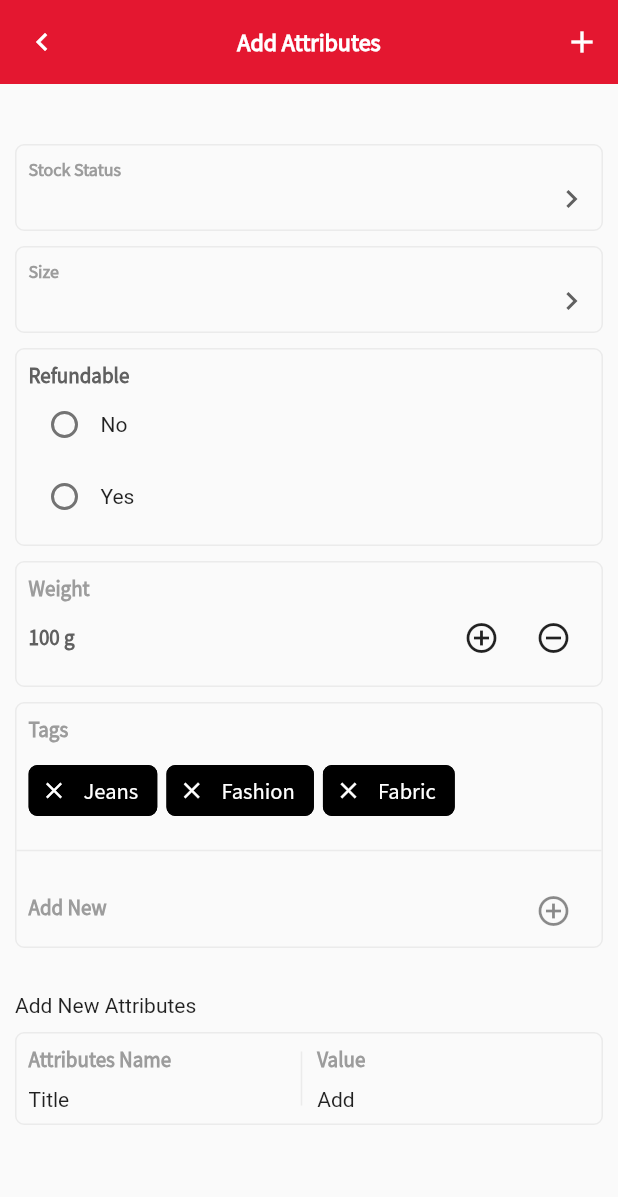
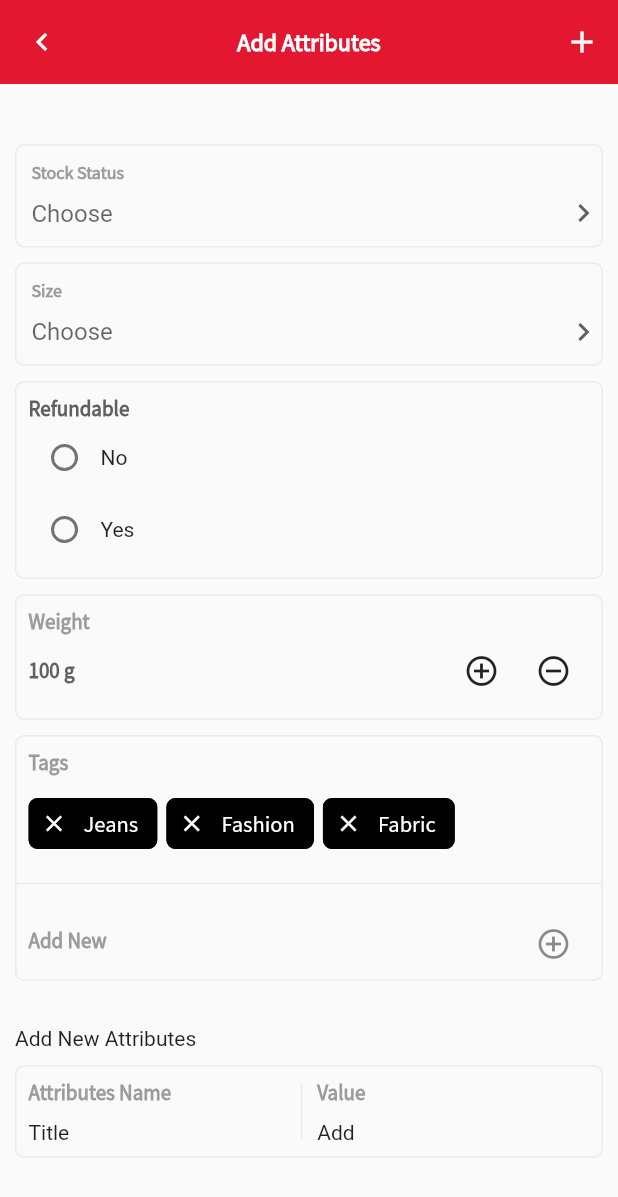
Before and after one commit to KartikJabreba/Qwikly, a Flutter app: the screen it shows after launch, after a tap on "+ Add New", on a phone screen of 412 x 824 dp. Shown: the top 1197 px of the screen. Run offline on Flutter 3.47's test engine with Material 2 defaults, Android fonts, the light colour scheme and no system bars; our stand-ins replace image_picker.

Commit message:
fixed dropdown and textfield issues

```diff
--- a/lib/screens/addAtributes.dart
+++ b/lib/screens/addAtributes.dart
@@ -34,7 +34,8 @@ class _AddAttributesState extends State<AddAttributes> {
   Widget dropDownItems(
       String hinText, List<String> _listData, AttributesProvider data) {
     return Container(
-      padding: EdgeInsets.all(8),
+      height: 69,
+      padding: EdgeInsets.only(left: 10, top: 10, bottom: 0, right: 0),
       decoration: BoxDecoration(
           border: Border.all(
             color: AppColors.BORDER_COLOR,
@@ -51,7 +52,7 @@ class _AddAttributesState extends State<AddAttributes> {
                 fontWeight: FontWeight.bold),
           ),
           Container(
-            height: 25,
+            height: 40,
             child: DropdownButtonFormField<String>(
               icon: Icon(
                 Icons.chevron_right,
@@ -226,7 +227,7 @@ class _AddAttributesState extends State<AddAttributes> {
             actions: [
               Align(
                 alignment: Alignment.center,
-                child:IconButton(onPressed: () {}, icon: Icon(Icons.add)),
+                child: IconButton(onPressed: () {}, icon: Icon(Icons.add)),
               )
             ]),
         body: SingleChildScrollView(
@@ -235,8 +236,6 @@ class _AddAttributesState extends State<AddAttributes> {
             child: Column(
               crossAxisAlignment: CrossAxisAlignment.start,
               children: [
-
-
                 dropDownItems('Stock Status', _categories, data),
                 SizedBox(
                   height: 10,
--- a/lib/screens/sellScreen.dart
+++ b/lib/screens/sellScreen.dart
@@ -32,7 +32,9 @@ class _SellScreenState extends State<SellScreen> {
 
   Widget dropDownItems(String hinText, List<String> _listData) {
     return Container(
-      padding: EdgeInsets.only(left: 10, top: 10,bottom: 10,right:10),
+      height: 69,
+      // width: 200,
+      padding: EdgeInsets.only(left: 10, top: 10, bottom: 0, right: 0),
       decoration: BoxDecoration(
           border: Border.all(
             color: AppColors.BORDER_COLOR,
@@ -49,8 +51,9 @@ class _SellScreenState extends State<SellScreen> {
                 fontWeight: FontWeight.bold),
           ),
           Container(
-            height:25,
+            height: 25,
             child: DropdownButtonFormField(
+              isExpanded: true,
               icon: Icon(
                 Icons.chevron_right,
                 color: AppColors.TEXTCOLOR,
@@ -85,7 +88,8 @@ class _SellScreenState extends State<SellScreen> {
 
   Widget textInputPanel(String hintext) {
     return Container(
-      padding: EdgeInsets.only(left: 8, top: 8),
+      // margin: EdgeInsets.only(bottom: 6, top: 6),
+      padding: EdgeInsets.only(left: 6, top: 6),
       decoration: BoxDecoration(
           border: Border.all(
             color: AppColors.BORDER_COLOR,
@@ -93,6 +97,7 @@ class _SellScreenState extends State<SellScreen> {
           borderRadius: BorderRadius.circular(6)),
       child: Column(
         crossAxisAlignment: CrossAxisAlignment.start,
+        //mainAxisAlignment: MainAxisAlignment.start,
         children: [
           Text(
             hintext,
@@ -103,6 +108,7 @@ class _SellScreenState extends State<SellScreen> {
           ),
           TextFormField(
             decoration: InputDecoration(
+              isDense: true,
               border: InputBorder.none,
             ),
           ),
@@ -129,6 +135,7 @@ class _SellScreenState extends State<SellScreen> {
 
   Widget addAttributeWidget(String hintext) {
     return Container(
+      // margin: EdgeInsets.only(bottom: 6, top: 6),
       padding: EdgeInsets.all(8),
       decoration: BoxDecoration(
           border: Border.all(
@@ -160,22 +167,20 @@ class _SellScreenState extends State<SellScreen> {
     return Consumer<AttributesProvider>(builder: (context, data, child) {
       return Scaffold(
         appBar: AppBar(
-
             centerTitle: true,
-        backgroundColor:AppColors.HEADER_COOR,
+            backgroundColor: AppColors.HEADER_COOR,
             elevation: 0,
-
             leading: IconButton(
                 onPressed: () {
                   Navigator.push(
                     context,
-                              MaterialPageRoute(
-                                  builder: (context) => SellScreen()),
+                    MaterialPageRoute(builder: (context) => SellScreen()),
                   );
                 },
                 icon: Icon(Icons.keyboard_arrow_left_outlined)),
             actions: [
-              Align(alignment: Alignment.center,
+              Align(
+                alignment: Alignment.center,
                 child: Text(
                   'Help  ',
                   style: sfMedium.copyWith(
```
Lines whose indentation alone changed are shown as unchanged.
